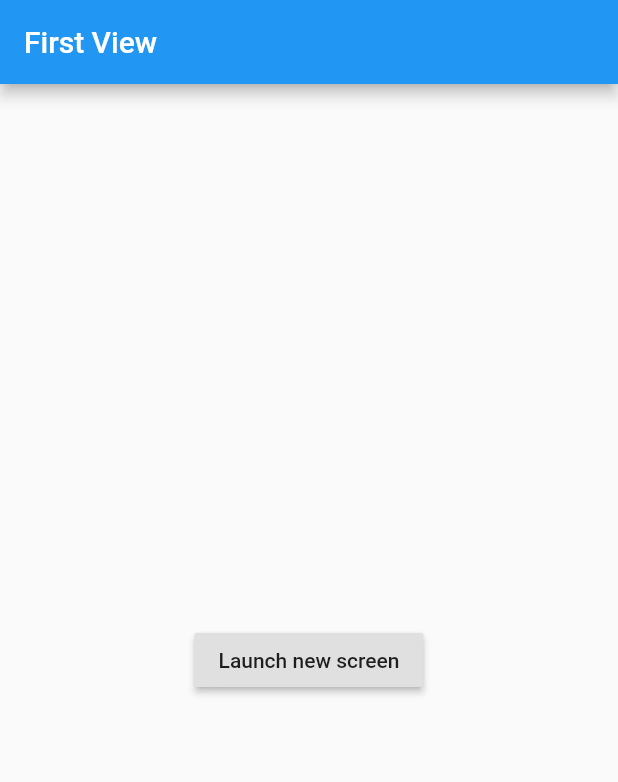
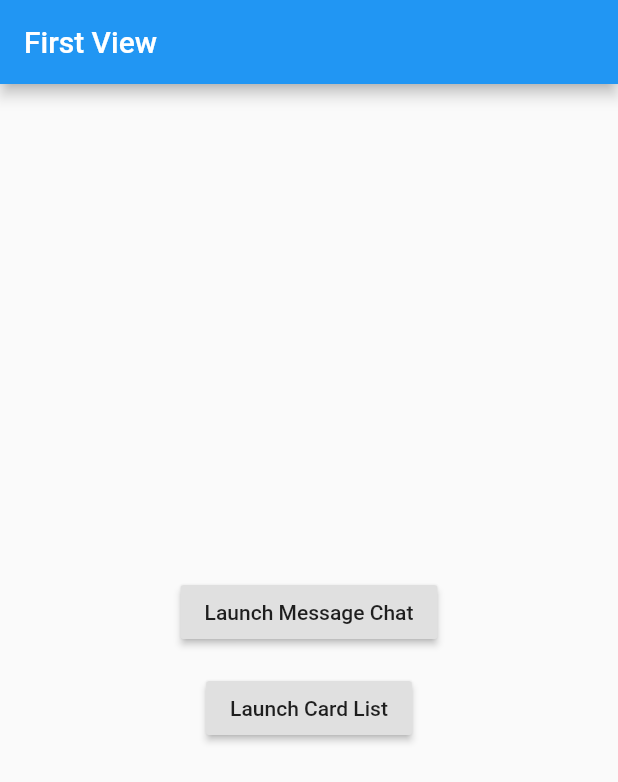
Before and after one commit to aloerina01/flutter_sample, a Flutter app: the screen it shows after launch, on a phone screen of 412 x 824 dp. Shown: the top 782 px of the screen. Run offline on Flutter 3.47's test engine with Material 2 defaults, Android fonts, the phone set to English and light mode, and no system bars.

Commit message:
Modify Column layout

```diff
--- a/lib/FirstScreen.dart
+++ b/lib/FirstScreen.dart
@@ -1,5 +1,6 @@
 import 'package:flutter/material.dart';
 import './ChatScreen.dart';
+import './CardListScreen.dart';
 
 class FirstScreen extends StatelessWidget {
   @override
@@ -9,8 +10,13 @@ class FirstScreen extends StatelessWidget {
         title: new Text('First View')
       ),
       body: new Center(
+        child: new Column(
+          mainAxisAlignment: MainAxisAlignment.center,
+          children: <Widget>[
+            new Padding(
+              padding: new EdgeInsets.symmetric(vertical: 8.0),
               child: new RaisedButton(
-          child: new Text('Launch new screen'),
+                child: new Text('Launch Message Chat'),
                 onPressed: () {
                   Navigator.push(
                     context,
@@ -18,6 +24,20 @@ class FirstScreen extends StatelessWidget {
                   );
                 },
               )
+            ),
+            new Padding(
+              padding: new EdgeInsets.symmetric(vertical: 8.0),
+              child: new RaisedButton(
+                child: new Text('Launch Card List'),
+                onPressed: () {
+                  Navigator.push(
+                    context,
+                    new MaterialPageRoute(builder: (context) => new CardListScreen())
+                  );
+                },
+              ),
+            )
+          ],)
       )
     );
   }
```
Lines whose indentation alone changed are shown as unchanged.
